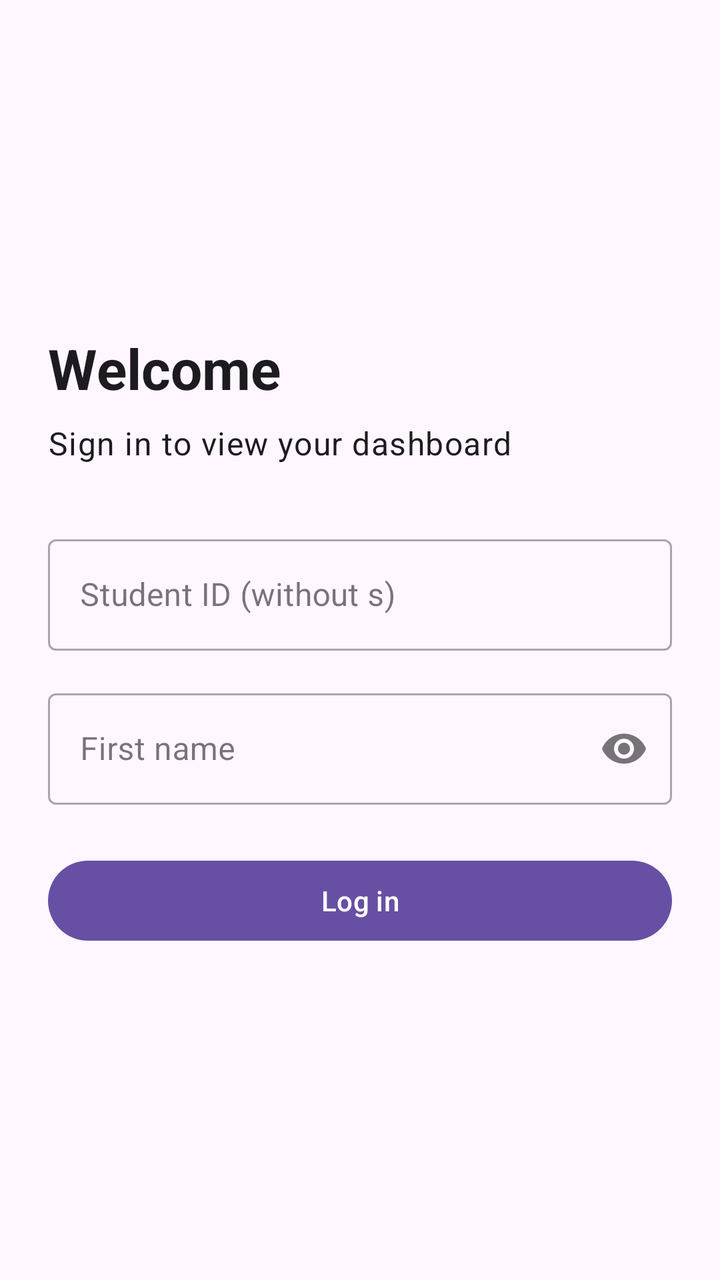
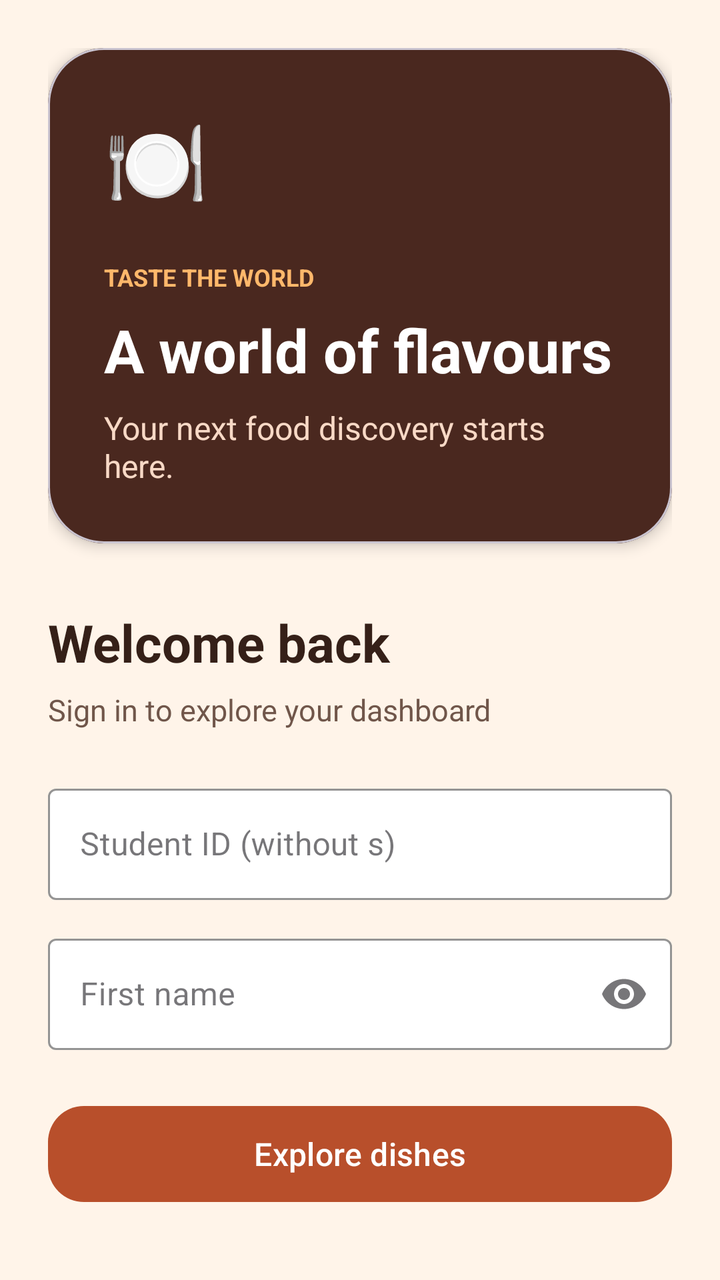

Screens rendered from an Android XML layout before and after an edit, with the pre-edit source and the edit as a unified diff.
<!-- AndroidManifest.xml: application theme Theme.S8107253Assingment2 -->
<!-- res/layout/activity_main.xml -->
<?xml version="1.0" encoding="utf-8"?>
<ScrollView xmlns:android="http://schemas.android.com/apk/res/android"
    xmlns:app="http://schemas.android.com/apk/res-auto"
    android:id="@+id/main"
    android:layout_width="match_parent"
    android:layout_height="match_parent"
    android:fillViewport="true">

    <LinearLayout
        android:layout_width="match_parent"
        android:layout_height="match_parent"
        android:gravity="center_vertical"
        android:orientation="vertical"
        android:padding="24dp">

        <TextView
            android:layout_width="match_parent"
            android:layout_height="wrap_content"
            android:text="Welcome"
            android:textAppearance="?attr/textAppearanceHeadlineMedium"
            android:textStyle="bold" />

        <TextView
            android:layout_width="match_parent"
            android:layout_height="wrap_content"
            android:layout_marginTop="8dp"
            android:layout_marginBottom="32dp"
            android:text="Sign in to view your dashboard"
            android:textAppearance="?attr/textAppearanceBodyLarge" />

        <com.google.android.material.textfield.TextInputLayout
            android:id="@+id/usernameLayout"
            style="@style/Widget.MaterialComponents.TextInputLayout.OutlinedBox"
            android:layout_width="match_parent"
            android:layout_height="wrap_content"
            android:hint="Student ID (without s)">

            <com.google.android.material.textfield.TextInputEditText
                android:id="@+id/usernameInput"
                android:layout_width="match_parent"
                android:layout_height="wrap_content"
                android:inputType="number"
                android:maxLength="8" />
        </com.google.android.material.textfield.TextInputLayout>

        <com.google.android.material.textfield.TextInputLayout
            android:id="@+id/passwordLayout"
            style="@style/Widget.MaterialComponents.TextInputLayout.OutlinedBox"
            android:layout_width="match_parent"
            android:layout_height="wrap_content"
            android:layout_marginTop="16dp"
            android:hint="First name"
            app:endIconMode="password_toggle">

            <com.google.android.material.textfield.TextInputEditText
                android:id="@+id/passwordInput"
                android:layout_width="match_parent"
                android:layout_height="wrap_content"
                android:inputType="textPassword" />
        </com.google.android.material.textfield.TextInputLayout>

        <TextView
            android:id="@+id/errorText"
            android:layout_width="match_parent"
            android:layout_height="wrap_content"
            android:layout_marginTop="12dp"
            android:textColor="?attr/colorError"
            android:visibility="gone" />

        <com.google.android.material.button.MaterialButton
            android:id="@+id/loginButton"
            android:layout_width="match_parent"
            android:layout_height="wrap_content"
            android:layout_marginTop="24dp"
            android:minHeight="48dp"
            android:text="Log in" />

        <ProgressBar
            android:id="@+id/loadingProgress"
            android:layout_width="wrap_content"
            android:layout_height="wrap_content"
            android:layout_gravity="center_horizontal"
            android:layout_marginTop="16dp"
            android:visibility="gone" />

    </LinearLayout>
</ScrollView>
<!-- resources referenced by this layout -->
<resources>
  <style name="Theme.S8107253Assingment2" parent="Base.Theme.S8107253Assingment2" />
  <style name="Base.Theme.S8107253Assingment2" parent="Theme.Material3.DayNight.NoActionBar">
          
          
      </style>
</resources>

<!-- the commit's change to res/layout/activity_main.xml (unified diff, before → after) -->
@@ -4,43 +4,99 @@
     android:id="@+id/main"
     android:layout_width="match_parent"
     android:layout_height="match_parent"
+    android:background="#FFF4E9"
     android:fillViewport="true">
 
     <LinearLayout
         android:layout_width="match_parent"
         android:layout_height="match_parent"
-        android:gravity="center_vertical"
+        android:gravity="top"
+        android:paddingTop="48dp"
         android:orientation="vertical"
         android:padding="24dp">
+
+        <com.google.android.material.card.MaterialCardView
+            android:layout_width="match_parent"
+            android:layout_height="wrap_content"
+            app:cardBackgroundColor="#4A281F"
+            app:cardCornerRadius="28dp"
+            app:cardElevation="4dp">
+
+            <LinearLayout
+                android:layout_width="match_parent"
+                android:layout_height="wrap_content"
+                android:orientation="vertical"
+                android:padding="28dp">
+
+                <TextView
+                    android:layout_width="wrap_content"
+                    android:layout_height="wrap_content"
+                    android:contentDescription="Food"
+                    android:text="🍽️"
+                    android:textSize="42sp" />
+
+                <TextView
+                    android:layout_width="match_parent"
+                    android:layout_height="wrap_content"
+                    android:layout_marginTop="22dp"
+                    android:text="TASTE THE WORLD"
+                    android:textColor="#FFB86B"
+                    android:textSize="12sp"
+                    android:textStyle="bold" />
+
+                <TextView
+                    android:layout_width="match_parent"
+                    android:layout_height="wrap_content"
+                    android:layout_marginTop="8dp"
+                    android:text="A world of flavours"
+                    android:textColor="#FFFFFF"
+                    android:textSize="30sp"
+                    android:textStyle="bold" />
+
+                <TextView
+                    android:layout_width="match_parent"
+                    android:layout_height="wrap_content"
+                    android:layout_marginTop="8dp"
+                    android:text="Your next food discovery starts here."
+                    android:textColor="#F8D9C6"
+                    android:textSize="16sp" />
+            </LinearLayout>
+        </com.google.android.material.card.MaterialCardView>
 
         <TextView
             android:layout_width="match_parent"
             android:layout_height="wrap_content"
-            android:text="Welcome"
-            android:textAppearance="?attr/textAppearanceHeadlineMedium"
+            android:layout_marginTop="32dp"
+            android:text="Welcome back"
+            android:textColor="#352018"
+            android:textSize="26sp"
             android:textStyle="bold" />
 
         <TextView
             android:layout_width="match_parent"
             android:layout_height="wrap_content"
-            android:layout_marginTop="8dp"
-            android:layout_marginBottom="32dp"
-            android:text="Sign in to view your dashboard"
-            android:textAppearance="?attr/textAppearanceBodyLarge" />
+            android:layout_marginTop="6dp"
+            android:layout_marginBottom="24dp"
+            android:text="Sign in to explore your dashboard"
+            android:textColor="#70564A"
+            android:textSize="15sp" />
 
         <com.google.android.material.textfield.TextInputLayout
             android:id="@+id/usernameLayout"
             style="@style/Widget.MaterialComponents.TextInputLayout.OutlinedBox"
             android:layout_width="match_parent"
             android:layout_height="wrap_content"
-            android:hint="Student ID (without s)">
+            android:hint="Student ID (without s)"
+            app:boxBackgroundColor="#FFFFFF"
+            app:boxStrokeColor="#B84F2B">
 
             <com.google.android.material.textfield.TextInputEditText
                 android:id="@+id/usernameInput"
                 android:layout_width="match_parent"
                 android:layout_height="wrap_content"
                 android:inputType="number"
-                android:maxLength="8" />
+                android:maxLength="8"
+                android:textColor="#352018" />
         </com.google.android.material.textfield.TextInputLayout>
 
         <com.google.android.material.textfield.TextInputLayout
@@ -48,15 +104,18 @@
             style="@style/Widget.MaterialComponents.TextInputLayout.OutlinedBox"
             android:layout_width="match_parent"
             android:layout_height="wrap_content"
-            android:layout_marginTop="16dp"
+            android:layout_marginTop="14dp"
             android:hint="First name"
+            app:boxBackgroundColor="#FFFFFF"
+            app:boxStrokeColor="#B84F2B"
             app:endIconMode="password_toggle">
 
             <com.google.android.material.textfield.TextInputEditText
                 android:id="@+id/passwordInput"
                 android:layout_width="match_parent"
                 android:layout_height="wrap_content"
-                android:inputType="textPassword" />
+                android:inputType="textPassword"
+                android:textColor="#352018" />
         </com.google.android.material.textfield.TextInputLayout>
 
         <TextView
@@ -64,16 +123,19 @@
             android:layout_width="match_parent"
             android:layout_height="wrap_content"
             android:layout_marginTop="12dp"
-            android:textColor="?attr/colorError"
+            android:textColor="#B3261E"
             android:visibility="gone" />
 
         <com.google.android.material.button.MaterialButton
             android:id="@+id/loginButton"
             android:layout_width="match_parent"
-            android:layout_height="wrap_content"
+            android:layout_height="56dp"
             android:layout_marginTop="24dp"
-            android:minHeight="48dp"
-            android:text="Log in" />
+            android:text="Explore dishes"
+            android:textColor="#FFFFFF"
+            android:textSize="16sp"
+            app:backgroundTint="#B84F2B"
+            app:cornerRadius="18dp" />
 
         <ProgressBar
             android:id="@+id/loadingProgress"
